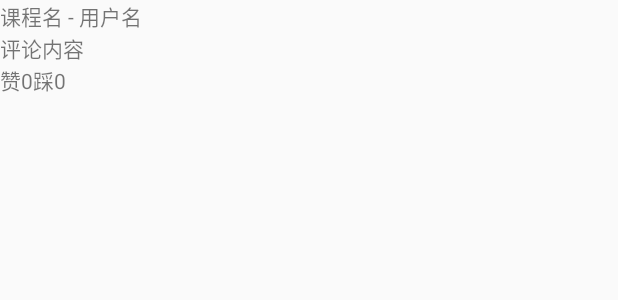
After one commit to Voilance/XuanHu-Android, an Android app: the layout test_item_comment_at_main.xml on its own in the app's theme, with its tools: preview values and no code run, on a phone screen of 412 x 824 dp. The commit adds this screen. Shown: the top 300 px of the screen. Run offline under Robolectric (Android 15) with nearby library versions, the phone set to English and light mode, and no system bars.

Commit message:
待完善：自动登陆，初始化评论列表，UI

```diff
--- a/app/build.gradle
+++ b/app/build.gradle
@@ -19,9 +19,10 @@ android {
 }
 
 dependencies {
-    implementation fileTree(dir: 'libs', include: ['*.jar'])
+    implementation fileTree(include: ['*.jar'], dir: 'libs')
     implementation 'com.android.support:appcompat-v7:28.0.0'
     testImplementation 'junit:junit:4.12'
     androidTestImplementation 'com.android.support.test:runner:1.0.2'
     androidTestImplementation 'com.android.support.test.espresso:espresso-core:3.0.2'
+    implementation 'com.android.support:recyclerview-v7:28.0.0'
 }
--- a/app/src/main/AndroidManifest.xml
+++ b/app/src/main/AndroidManifest.xml
@@ -9,7 +9,9 @@
         android:roundIcon="@mipmap/ic_launcher_round"
         android:supportsRtl="true"
         android:theme="@style/AppTheme">
-        <activity android:name=".Activity.MainActivity">
+        <activity
+            android:name=".Activity.MainActivity"
+            android:launchMode="singleTask">
             <intent-filter>
                 <action android:name="android.intent.action.MAIN" />
 
--- /dev/null
+++ b/app/src/main/res/layout/test_item_comment_at_main.xml
@@ -0,0 +1,39 @@
+<?xml version="1.0" encoding="utf-8"?>
+<LinearLayout xmlns:android="http://schemas.android.com/apk/res/android"
+    xmlns:tools="http://schemas.android.com/tools"
+    android:orientation="vertical"
+    android:layout_width="match_parent"
+    android:layout_height="wrap_content">
+
+    <TextView
+        android:id="@+id/tv_title_name"
+        android:layout_width="wrap_content"
+        android:layout_height="wrap_content"
+        tools:text="课程名 - 用户名"/>
+
+    <TextView
+        android:id="@+id/tv_content"
+        android:layout_width="match_parent"
+        android:layout_height="wrap_content"
+        tools:text="评论内容"/>
+
+    <LinearLayout
+        android:orientation="horizontal"
+        android:layout_width="wrap_content"
+        android:layout_height="wrap_content">
+
+        <TextView
+            android:id="@+id/tv_vote_up"
+            android:layout_width="wrap_content"
+            android:layout_height="wrap_content"
+            android:text="赞0"/>
+
+        <TextView
+            android:id="@+id/tv_vote_down"
+            android:layout_width="wrap_content"
+            android:layout_height="wrap_content"
+            android:text="踩0"/>
+
+    </LinearLayout>
+
+</LinearLayout>
```
Also changed, not shown: app/src/main/java/cn/biketomotor/xh/xuanhu/Activity/MainActivity.java (+52 -0 lines), app/src/main/java/cn/biketomotor/xh/xuanhu/Adapter/CommentItemAdapter.java (added, +76 -0 lines), app/src/main/java/cn/biketomotor/xh/xuanhu/Class/Sys.java (added, +62 -0 lines), app/src/main/java/cn/biketomotor/xh/xuanhu/Class/User.java (+64 -0 lines), app/src/main/java/cn/biketomotor/xh/xuanhu/Item/CommentItem.java (added, +58 -0 lines), app/src/main/res/layout/test_activity_main.xml (added, +12 -0 lines), app/src/main/res/layout/top_bar.xml (added, +34 -0 lines).
